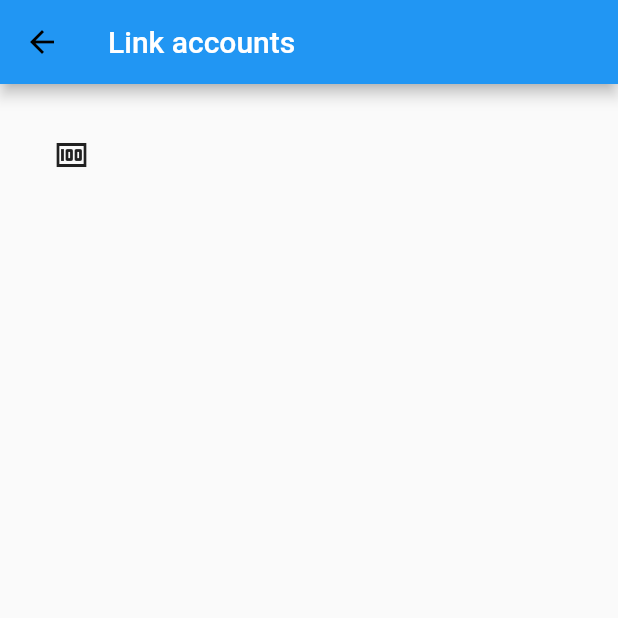
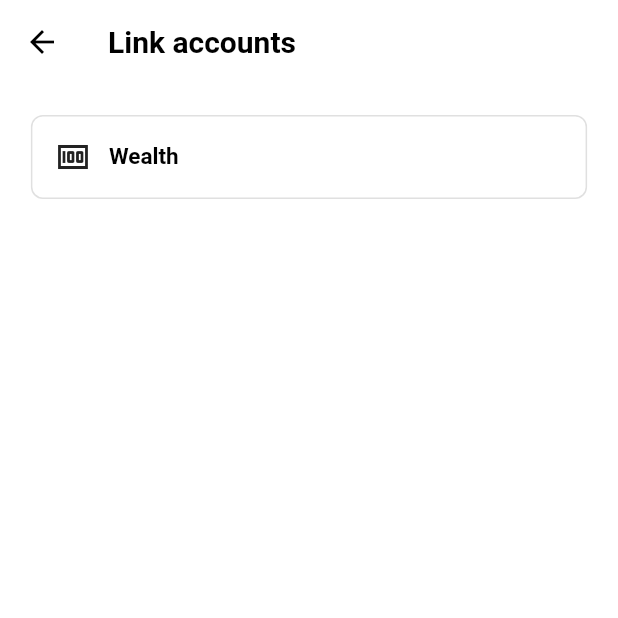
Before and after one commit to Gowtham-mg/stack-finance-clone, a Flutter app: the HomeLinkAccount screen opened directly, on a phone screen of 412 x 824 dp, the top half of it. Run offline on Flutter 3.47's test engine with Material 2 defaults, Android fonts, the light colour scheme and no system bars; our stand-ins replace flutter_svg, fluttertoast, pin_input_text_field, smooth_page_indicator.

Commit message:
fixed set stack pin screen and wealth screens

```diff
--- a/lib/screens/auth/forgot_password.dart
+++ b/lib/screens/auth/forgot_password.dart
@@ -1,4 +1,5 @@
 import 'package:flutter/material.dart';
+import 'package:stack_finance/metadata/meta_asset.dart';
 import 'package:stack_finance/widgets/login_button.dart';
 
 class ForgotPassword extends StatelessWidget {
@@ -19,7 +20,7 @@ class ForgotPassword extends StatelessWidget {
           Stack(
             children: [
               Image.asset(
-                "assets/images/forgot_password_bg.jpg",
+                MetaAsset.forgotPasswordBg,
                 height: _height * 0.45,
                 width: _width,
                 fit: BoxFit.fill,
--- a/lib/screens/auth/login_screen.dart
+++ b/lib/screens/auth/login_screen.dart
@@ -1,5 +1,6 @@
 import 'package:flutter/material.dart';
 import 'package:flutter_svg/flutter_svg.dart';
+import 'package:stack_finance/metadata/meta_asset.dart';
 import 'package:stack_finance/widgets/login_button.dart';
 import 'package:stack_finance/widgets/navigation_widget.dart';
 
@@ -22,7 +23,7 @@ extension on LoginMode {
     } else if (this == LoginMode.Mobile) {
       return Icon(Icons.phone_iphone_rounded, color: Colors.grey.shade700);
     } else {
-      return SvgPicture.asset("assets/icons/google.svg", height: 22, width: 22);
+      return SvgPicture.asset(MetaAsset.google, height: 22, width: 22);
     }
   }
 }
@@ -299,7 +300,7 @@ class _AuthInputFieldState extends State<AuthInputField> {
                 icon: isPasswordVisible
                     ? Icon(Icons.remove_red_eye)
                     : SvgPicture.asset(
-                        "assets/icons/invisible.svg",
+                        MetaAsset.invisible,
                         height: 22,
                         width: 22,
                         fit: BoxFit.fill,
--- a/lib/screens/home/link_account.dart
+++ b/lib/screens/home/link_account.dart
@@ -5,22 +5,46 @@ class HomeLinkAccount extends StatelessWidget {
   Widget build(BuildContext context) {
     double _width = MediaQuery.of(context).size.width;
     return Scaffold(
+      backgroundColor: Colors.white,
       appBar: AppBar(
         leading: BackButton(color: Colors.black),
-        title: Text("Link accounts"),
+        title: Text(
+          "Link accounts",
+          style: TextStyle(color: Colors.black, fontWeight: FontWeight.w600),
+        ),
+        backgroundColor: Colors.white,
+        elevation: 0,
       ),
       body: SingleChildScrollView(
         padding: EdgeInsets.all(_width * 0.05),
         child: Column(
           children: [
             Container(
+              decoration: BoxDecoration(
+                border: Border.all(color: Colors.grey.shade300, width: 1),
+                borderRadius: BorderRadius.all(Radius.circular(8)),
+              ),
               padding: EdgeInsets.all(15),
+              width: _width * 0.9,
               child: Column(
                 crossAxisAlignment: CrossAxisAlignment.start,
                 children: [
                   Row(
                     mainAxisSize: MainAxisSize.min,
-                    children: [Icon(Icons.money)],
+                    children: [
+                      Icon(Icons.money),
+                      Padding(
+                        padding: const EdgeInsets.only(left: 12.0),
+                        child: Text(
+                          "Wealth",
+                          style: TextStyle(
+                            color: Colors.black,
+                            fontSize: 15,
+                            fontWeight: FontWeight.w600,
+                          ),
+                        ),
+                      ),
+                    ],
                   )
                 ],
               ),
--- a/lib/screens/notifications.dart
+++ b/lib/screens/notifications.dart
@@ -1,5 +1,6 @@
 import 'package:flutter/material.dart';
 import 'package:flutter_svg/svg.dart';
+import 'package:stack_finance/metadata/meta_asset.dart';
 
 class Notifications extends StatelessWidget {
   @override
@@ -44,7 +45,7 @@ class Notifications extends StatelessWidget {
                 radius: _width * 0.2,
                 backgroundColor: Colors.pink.shade100,
                 child: SvgPicture.asset(
-                  "assets/icons/bell.svg",
+                  MetaAsset.notification,
                   height: _width * 0.4,
                   width: _width * 0.4,
                   fit: BoxFit.fill,
--- a/lib/screens/onboarding/auth_home.dart
+++ b/lib/screens/onboarding/auth_home.dart
@@ -1,5 +1,6 @@
 import 'package:flutter/material.dart';
 import 'package:flutter_svg/svg.dart';
+import 'package:stack_finance/metadata/meta_asset.dart';
 import 'package:stack_finance/routes.dart';
 import 'package:stack_finance/widgets/custom_outlined_button.dart';
 import 'package:stack_finance/widgets/login_button.dart';
@@ -13,7 +14,7 @@ class HomeScreen extends StatelessWidget {
       body: Stack(
         children: [
           Image.asset(
-            "assets/images/home_bg.jpg",
+            MetaAsset.authHomeBg,
             fit: BoxFit.fill,
             height: _height,
             width: _width,
@@ -132,7 +133,7 @@ class CreateAccountOptions extends StatelessWidget {
           ),
           optionsButton(
             SvgPicture.asset(
-              "assets/icons/google.svg",
+              MetaAsset.google,
               fit: BoxFit.fill,
               height: 22,
               width: 22,
--- a/pubspec.yaml
+++ b/pubspec.yaml
@@ -29,6 +29,7 @@ dependencies:
   smooth_page_indicator: ^0.2.3
   pin_input_text_field: ^3.3.1
   fluttertoast: ^8.0.6
+  # location: ^3.2.4
   # The following adds the Cupertino Icons font to your application.
   # Use with the CupertinoIcons class for iOS style icons.
   cupertino_icons: ^1.0.2
```
Also changed, not shown: lib/main.dart (+3 -4 lines), lib/metadata/meta_asset.dart (added, +21 -0 lines), lib/screens/onboarding/loading.dart (+4 -6 lines), lib/screens/onboarding/mobile_number.dart (+10 -7 lines), lib/screens/onboarding/onboarding.dart (+7 -6 lines), lib/screens/onboarding/set_stack_pin.dart (+15 -11 lines), lib/screens/wealth.dart (+17 -10 lines), assets/images/stack-pin-bg.jpg.
